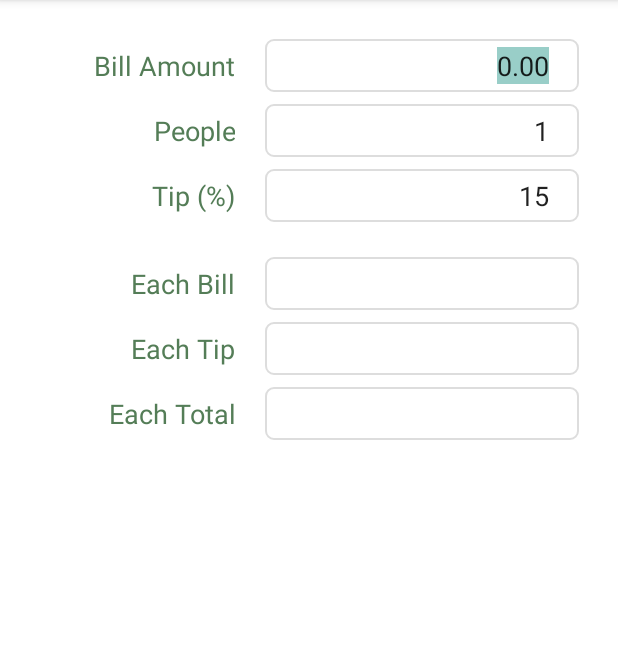
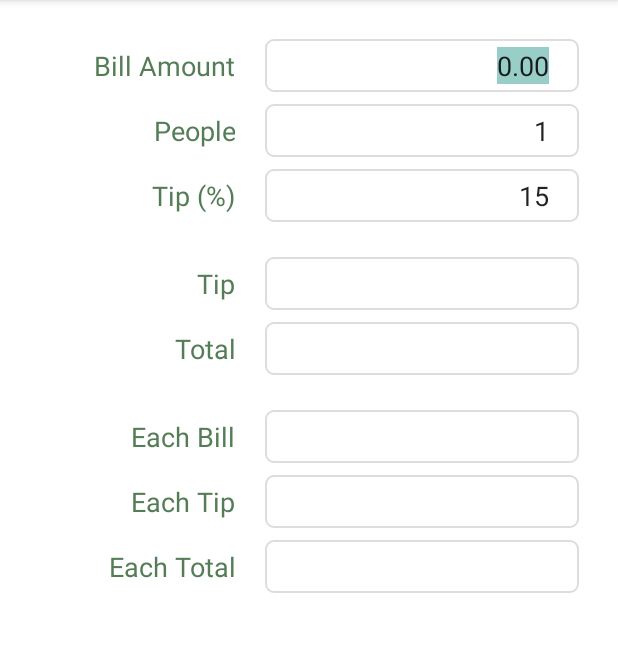
Before and after one commit to nagasuga/TipCalculator, an Android app: the screen it shows after launch (MainActivity), on a phone screen of 412 x 824 dp, the part 84-736 px from its top. Run offline under Robolectric (Android 15) with nearby library versions, the light colour scheme and no system bars.

Commit message:
design update: added new fields

```diff
--- a/tipcalculator/src/main/res/layout/fragment_main.xml
+++ b/tipcalculator/src/main/res/layout/fragment_main.xml
@@ -63,6 +63,35 @@
             android:paddingTop="15dp">
 
             <TextView
+                android:text="@string/label_tip"
+                style="@style/field_label" />
+
+            <Space style="@style/field_spacing" />
+
+            <EditText
+                android:id="@+id/editText_tip"
+                android:inputType="numberDecimal"
+                style="@style/field_editText" />
+        </TableRow>
+
+        <TableRow style="@style/tableRow">
+
+            <TextView
+                android:text="@string/label_total"
+                style="@style/field_label" />
+
+            <Space style="@style/field_spacing" />
+
+            <EditText
+                android:id="@+id/editText_total"
+                android:inputType="numberDecimal"
+                style="@style/field_editText" />
+        </TableRow>
+
+        <TableRow style="@style/tableRow"
+            android:paddingTop="15dp">
+
+            <TextView
                 android:text="@string/label_each_bill"
                 style="@style/field_label" />
 
```
